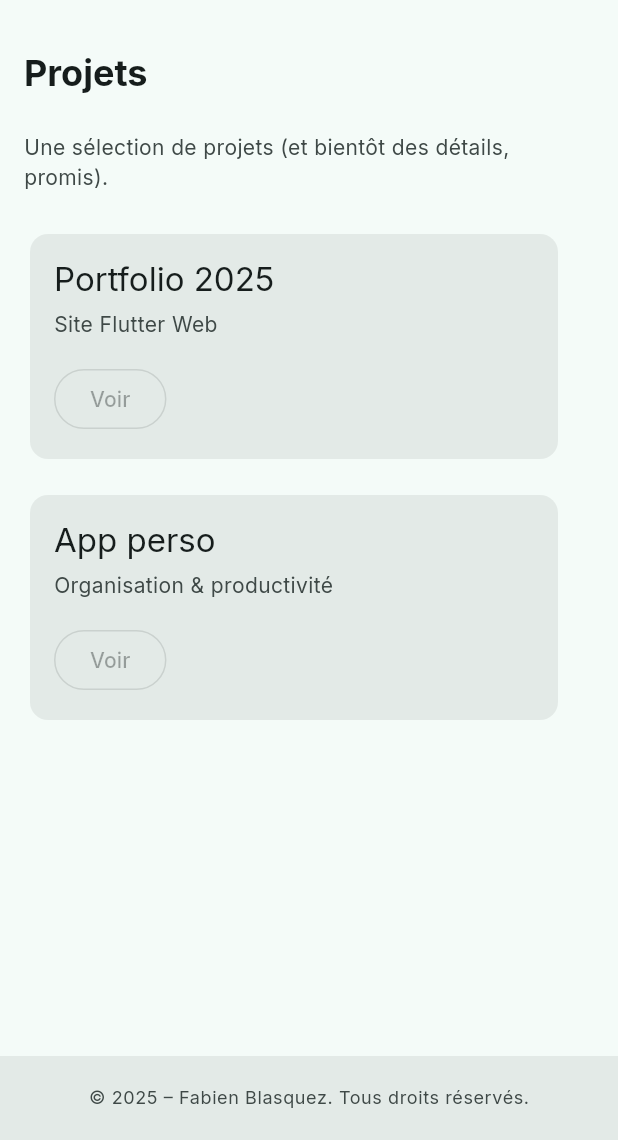
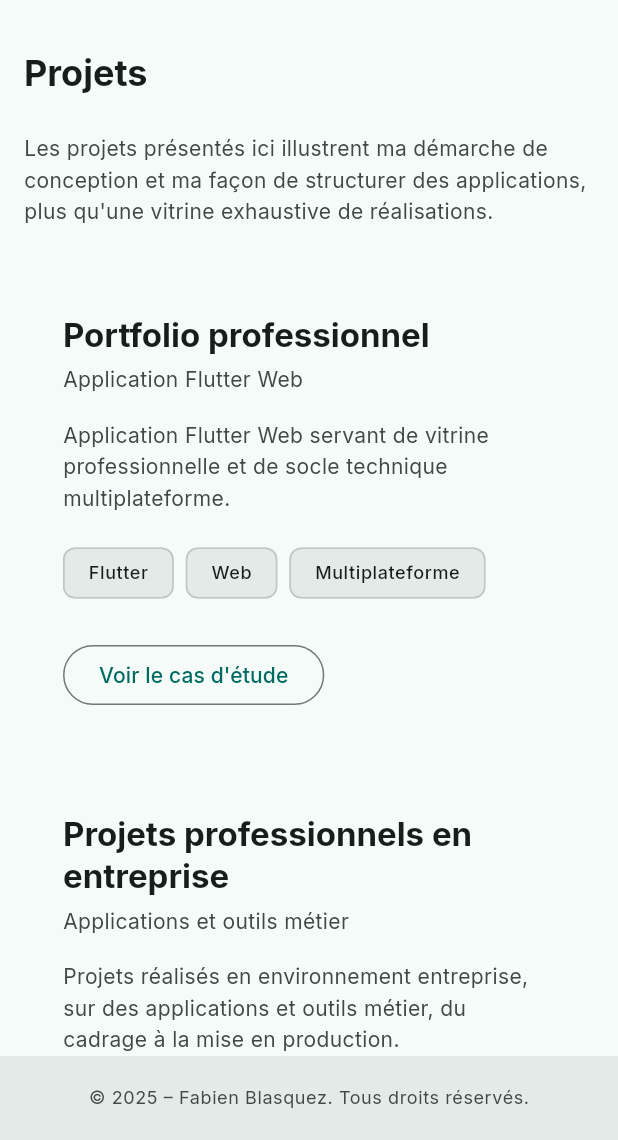
Before and after one commit to FabDu38/fabienbl-dev, a Flutter app: the ProjectsPage screen opened by its route, on a phone screen of 412 x 824 dp, the part 96-1236 px from its top. Run offline on Flutter 3.47's test engine with Material 3 defaults, Android fonts, the light colour scheme and no system bars; our stand-ins replace flutter_animate, go_router, google_fonts.

Commit message:
Feature / Mes projets - Création des 3 cartes

```diff
--- a/lib/features/projects/presentation/projects_page.dart
+++ b/lib/features/projects/presentation/projects_page.dart
@@ -1,6 +1,7 @@
 import 'package:flutter/material.dart';
 
 import '../../../core/presentation/simple_content_page.dart';
+import '../../../core/presentation/section_widgets.dart';
 
 class ProjectsPage extends StatelessWidget {
   const ProjectsPage({super.key});
@@ -14,62 +15,170 @@ class ProjectsPage extends StatelessWidget {
       title: 'Projets',
       children: [
         Text(
-          "Une sélection de projets (et bientôt des détails, promis).",
-          style: tt.bodyMedium?.copyWith(color: cs.onSurfaceVariant),
+          'Les projets présentés ici illustrent ma démarche de conception et ma façon '
+          'de structurer des applications, plus qu\'une vitrine exhaustive de réalisations.',
+          style: tt.bodyMedium?.copyWith(
+            color: cs.onSurfaceVariant,
+            height: 1.5,
+          ),
         ),
-        const SizedBox(height: 24),
-        const Wrap(
-          spacing: 16,
-          runSpacing: 16,
-          children: [
-            _ProjectCard(title: 'Portfolio 2025', subtitle: 'Site Flutter Web'),
-            _ProjectCard(
-                title: 'App perso', subtitle: 'Organisation & productivité'),
+        const SizedBox(height: 32),
+        const _ProjectCard(
+          title: 'Portfolio professionnel',
+          subtitle: 'Application Flutter Web',
+          description:
+              'Application Flutter Web servant de vitrine professionnelle et de socle '
+              'technique multiplateforme.',
+          tags: ['Flutter', 'Web', 'Multiplateforme'],
+          actionType: ProjectActionType.caseStudy,
+        ),
+        const SizedBox(height: 16),
+        const _ProjectCard(
+          title: 'Projets professionnels en entreprise',
+          subtitle: 'Applications et outils métier',
+          description:
+              'Projets réalisés en environnement entreprise, sur des applications et '
+              'outils métier, du cadrage à la mise en production.',
+          tags: [
+            'Applications métier',
+            'Projet structuré',
+            'Contexte industriel'
           ],
+          actionType: ProjectActionType.context,
+        ),
+        const SizedBox(height: 16),
+        const _ProjectCard(
+          title: 'Outil de suivi d\'activités et d\'objectifs',
+          subtitle: 'Application Flutter — en cours de développement',
+          description:
+              'Projet Flutter en cours visant à explorer des cas d\'usage concrets '
+              'autour de la structuration des données, de la navigation et de l\'évolutivité.',
+          tags: ['Flutter', 'Multiplateforme', 'En cours'],
+          actionType: ProjectActionType.inProgress,
         ),
       ],
     );
   }
 }
 
+enum ProjectActionType {
+  caseStudy,
+  context,
+  inProgress,
+}
+
 class _ProjectCard extends StatelessWidget {
   final String title;
   final String subtitle;
+  final String description;
+  final List<String> tags;
+  final ProjectActionType actionType;
 
-  const _ProjectCard({required this.title, required this.subtitle});
+  const _ProjectCard({
+    required this.title,
+    required this.subtitle,
+    required this.description,
+    required this.tags,
+    required this.actionType,
+  });
 
   @override
   Widget build(BuildContext context) {
     final tt = Theme.of(context).textTheme;
     final cs = Theme.of(context).colorScheme;
 
-    return SizedBox(
-      width: 360,
-      child: Card(
-        color: cs.surfaceContainerHigh,
-        elevation: 0,
-        child: Padding(
-          padding: const EdgeInsets.all(16),
-          child: Column(
+    return InfoCard(
+      child: Column(
+        crossAxisAlignment: CrossAxisAlignment.start,
+        children: [
+          Row(
             crossAxisAlignment: CrossAxisAlignment.start,
             children: [
-              Text(title, style: tt.titleLarge),
-              const SizedBox(height: 6),
-              Text(
-                subtitle,
-                style: tt.bodyMedium?.copyWith(color: cs.onSurfaceVariant),
-              ),
-              const SizedBox(height: 16),
-              const Align(
-                alignment: Alignment.centerLeft,
-                child: OutlinedButton(
-                  onPressed: null, // plus tard
-                  child: Text('Voir'),
+              Expanded(
+                child: Column(
+                  crossAxisAlignment: CrossAxisAlignment.start,
+                  children: [
+                    Text(
+                      title,
+                      style: tt.titleLarge?.copyWith(
+                        fontWeight: FontWeight.w700,
+                      ),
+                    ),
+                    const SizedBox(height: 6),
+                    Text(
+                      subtitle,
+                      style: tt.bodyMedium?.copyWith(
+                        color: cs.onSurfaceVariant,
+                      ),
+                    ),
+                  ],
                 ),
               ),
+              if (actionType == ProjectActionType.inProgress)
+                Container(
+                  padding: const EdgeInsets.symmetric(
+                    horizontal: 12,
+                    vertical: 6,
+                  ),
+                  decoration: BoxDecoration(
+                    color: cs.primaryContainer,
+                    borderRadius: BorderRadius.circular(12),
+                  ),
+                  child: Text(
+                    'En cours',
+                    style: tt.bodySmall?.copyWith(
+                      color: cs.onPrimaryContainer,
+                      fontWeight: FontWeight.w600,
+                    ),
+                  ),
+                ),
             ],
           ),
-        ),
+          const SizedBox(height: 16),
+          Text(
+            description,
+            style: tt.bodyMedium?.copyWith(
+              color: cs.onSurfaceVariant,
+              height: 1.5,
+            ),
+          ),
+          const SizedBox(height: 16),
+          Wrap(
+            spacing: 8,
+            runSpacing: 8,
+            children: tags
+                .map(
+                  (tag) => Chip(
+                    label: Text(
+                      tag,
+                      style: tt.bodySmall?.copyWith(
+                        fontWeight: FontWeight.w500,
+                      ),
+                    ),
+                    backgroundColor: cs.surfaceContainerHigh,
+                    padding: const EdgeInsets.symmetric(horizontal: 8),
+                  ),
+                )
+                .toList(),
+          ),
+          if (actionType != ProjectActionType.inProgress) ...[
+            const SizedBox(height: 20),
+            Align(
+              alignment: Alignment.centerLeft,
+              child: OutlinedButton(
+                onPressed: () {
+                  // TODO: Implémenter la navigation vers la fiche détaillée ou la synthèse
+                  // selon actionType
+                },
+                child: Text(
+                  actionType == ProjectActionType.caseStudy
+                      ? 'Voir le cas d\'étude'
+                      : 'Voir le contexte',
+                ),
+              ),
+            ),
+          ],
+        ],
       ),
     );
   }
```
